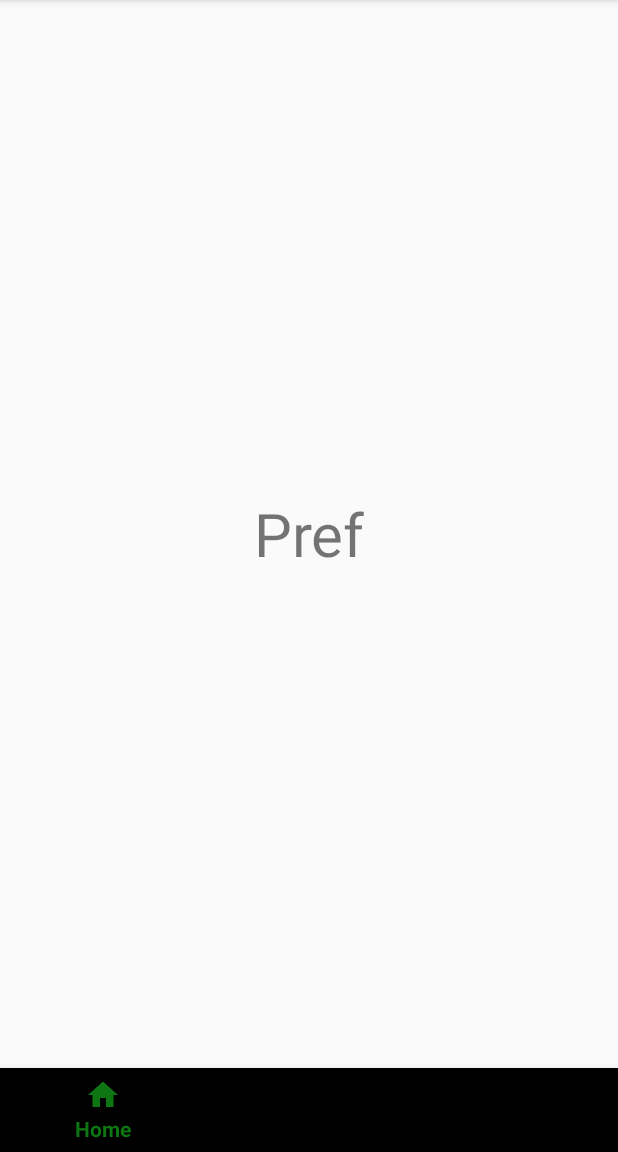
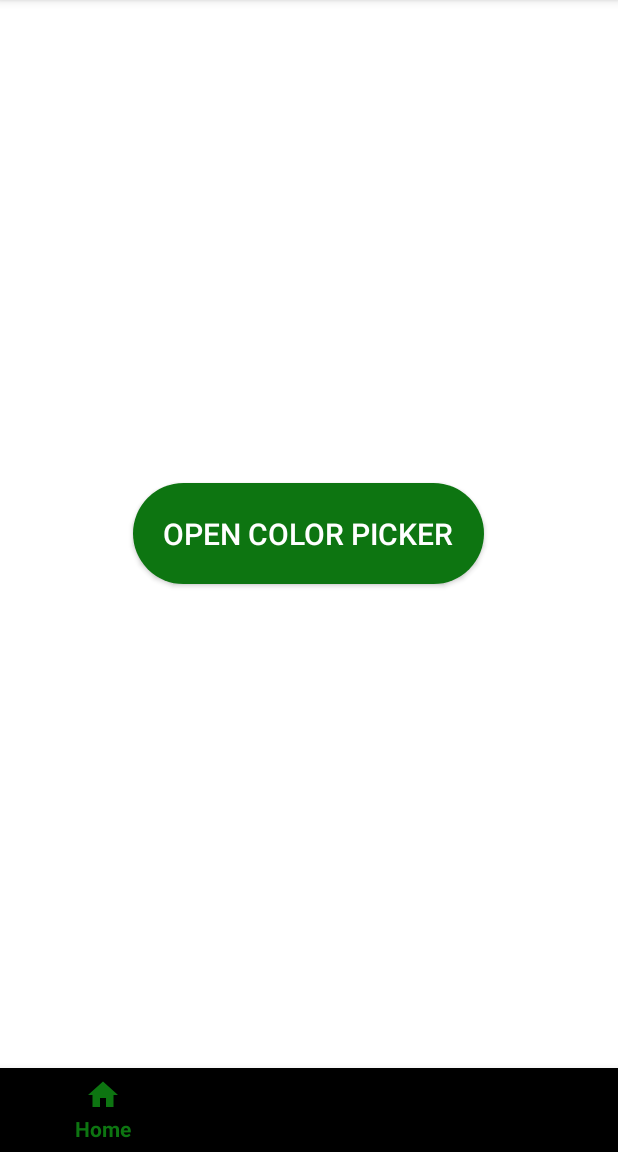
Before and after one commit to Kawyanethma/CensusApp, an Android app: the fragment PrefFragment placed in its activity, on a phone screen of 412 x 824 dp, the part 84-1236 px from its top. Run offline under Robolectric (Android 15) with nearby library versions, the phone set to English and light mode, and no system bars; libraries missing offline, so code that uses them is left out: yuku.ambilwarna; 1 statement that could not run was skipped.

Commit message:
color picker implementation is done.

```diff
--- a/app/build.gradle
+++ b/app/build.gradle
@@ -38,6 +38,7 @@ dependencies {
     implementation 'com.android.support.constraint:constraint-layout:2.0.4'
     implementation 'com.android.support:design:28.0.0'
     testImplementation 'junit:junit:4.13.2'
+    implementation 'com.github.yukuku:ambilwarna:2.0.1'
     androidTestImplementation 'com.android.support.test:runner:1.0.2'
     androidTestImplementation 'com.android.support.test.espresso:espresso-core:3.0.2'
 }
--- a/app/src/main/java/com/example/census_d_bce_21_0016/Home.java
+++ b/app/src/main/java/com/example/census_d_bce_21_0016/Home.java
@@ -1,22 +1,40 @@
 package com.example.census_d_bce_21_0016;
 
+import android.content.Intent;
+import android.content.SharedPreferences;
+import android.support.constraint.ConstraintLayout;
 import android.support.v4.app.Fragment;
 import android.support.v4.app.FragmentManager;
 import android.support.v4.app.FragmentTransaction;
+import android.support.v4.content.ContextCompat;
 import android.support.v7.app.AppCompatActivity;
 import android.os.Bundle;
+import android.view.View;
+import android.widget.Button;
 
 import com.example.census_d_bce_21_0016.databinding.ActivityHomeBinding;
 import com.example.census_d_bce_21_0016.databinding.ActivityMainBinding;
 
+import yuku.ambilwarna.AmbilWarnaDialog;
+
 public class Home extends AppCompatActivity {
-
+    ConstraintLayout mLayout;
+    int mDefultColor;
+    Button mbutton;
     ActivityHomeBinding binding;
     @Override
     protected void onCreate(Bundle savedInstanceState) {
         super.onCreate(savedInstanceState);
         binding = ActivityHomeBinding.inflate(getLayoutInflater());
         setContentView(binding.getRoot());
+
+        mLayout = (ConstraintLayout) findViewById(R.id.layout);
+        SharedPreferences sharedPreferences = getSharedPreferences("SharedPref",MODE_PRIVATE);
+        mDefultColor = sharedPreferences.getInt("color",0);
+        if (mDefultColor==0)
+             mDefultColor = ContextCompat.getColor(Home.this ,R.color.white);
+
+        mLayout.setBackgroundColor(mDefultColor);
 
         repalceFragment(new HomeFragment());
 
@@ -29,11 +47,37 @@ public class Home extends AppCompatActivity {
                     repalceFragment(new DataFragment());
                     break;
                 case R.id.pref:
-                    repalceFragment(new PrefFragment());
+                    openColorPicker();
+//                    repalceFragment(new PrefFragment());
                     break;
             }
             return true;
         });
+    }
+
+    public void openColorPicker() {
+        AmbilWarnaDialog colorPicker = new AmbilWarnaDialog(this, mDefultColor, new AmbilWarnaDialog.OnAmbilWarnaListener() {
+            @Override
+            public void onCancel(AmbilWarnaDialog dialog) {
+                Intent intent = new Intent(Home.this,Home.class);
+                startActivity(intent);
+                finish();
+            }
+
+            @Override
+            public void onOk(AmbilWarnaDialog dialog, int color) {
+                mDefultColor = color;
+                mLayout.setBackgroundColor(mDefultColor);
+                SharedPreferences sharedPreferences = getSharedPreferences("SharedPref",MODE_PRIVATE);
+                SharedPreferences.Editor editor = sharedPreferences.edit();
+                editor.putInt("color",mDefultColor);
+                editor.apply();
+                Intent intent = new Intent(Home.this,Home.class);
+                startActivity(intent);
+                finish();
+            }
+        });
+        colorPicker.show();
     }
 
     private void repalceFragment(Fragment fragment){
@@ -42,4 +86,6 @@ public class Home extends AppCompatActivity {
         fragmentTransaction.replace(R.id.frameLayout,fragment);
         fragmentTransaction.commit();
     }
+
+
 }
--- a/app/src/main/java/com/example/census_d_bce_21_0016/Login.java
+++ b/app/src/main/java/com/example/census_d_bce_21_0016/Login.java
@@ -26,8 +26,7 @@ public class Login extends AppCompatActivity {
         editText = (EditText) findViewById(R.id.loginPassword);
         SharedPreferences sharedPreferences = getSharedPreferences("SharedPref",MODE_PRIVATE);
         password = sharedPreferences.getString("password","");
-        System.out.println(password);
-        System.out.println("hello");
+
         if(password.equals(editText.getText().toString())){
             Intent intent = new Intent(Login.this,Home.class);
             startActivity(intent);
--- a/app/src/main/java/com/example/census_d_bce_21_0016/MainActivity.java
+++ b/app/src/main/java/com/example/census_d_bce_21_0016/MainActivity.java
@@ -18,7 +18,7 @@ public class MainActivity extends AppCompatActivity {
         Objects.requireNonNull(getSupportActionBar()).hide();
 
         //check registered or not
-        Register reg = new Register();
+
         SharedPreferences sharedPreferences = getSharedPreferences("SharedPref",MODE_PRIVATE);
         registered = sharedPreferences.getBoolean("REGISTERED",false);
         new Handler().postDelayed(new Runnable() {
--- a/app/src/main/java/com/example/census_d_bce_21_0016/PrefFragment.java
+++ b/app/src/main/java/com/example/census_d_bce_21_0016/PrefFragment.java
@@ -1,62 +1,28 @@
 package com.example.census_d_bce_21_0016;
 
+import android.content.Context;
 import android.os.Bundle;
+import android.support.constraint.ConstraintLayout;
 import android.support.v4.app.Fragment;
+import android.support.v4.content.ContextCompat;
 import android.view.LayoutInflater;
 import android.view.View;
 import android.view.ViewGroup;
+import android.widget.Button;
 
-/**
- * A simple {@link Fragment} subclass.
- * Use the {@link PrefFragment#newInstance} factory method to
- * create an instance of this fragment.
- */
+
 public class PrefFragment extends Fragment {
 
     // TODO: Rename parameter arguments, choose names that match
     // the fragment initialization parameters, e.g. ARG_ITEM_NUMBER
-    private static final String ARG_PARAM1 = "param1";
-    private static final String ARG_PARAM2 = "param2";
-
-    // TODO: Rename and change types of parameters
-    private String mParam1;
-    private String mParam2;
-
-    public PrefFragment() {
-        // Required empty public constructor
-    }
-
-    /**
-     * Use this factory method to create a new instance of
-     * this fragment using the provided parameters.
-     *
-     * @param param1 Parameter 1.
-     * @param param2 Parameter 2.
-     * @return A new instance of fragment PrefFragment.
-     */
-    // TODO: Rename and change types and number of parameters
-    public static PrefFragment newInstance(String param1, String param2) {
-        PrefFragment fragment = new PrefFragment();
-        Bundle args = new Bundle();
-        args.putString(ARG_PARAM1, param1);
-        args.putString(ARG_PARAM2, param2);
-        fragment.setArguments(args);
-        return fragment;
-    }
-
-    @Override
-    public void onCreate(Bundle savedInstanceState) {
-        super.onCreate(savedInstanceState);
-        if (getArguments() != null) {
-            mParam1 = getArguments().getString(ARG_PARAM1);
-            mParam2 = getArguments().getString(ARG_PARAM2);
-        }
-    }
+Button button;
 
     @Override
     public View onCreateView(LayoutInflater inflater, ViewGroup container,
                              Bundle savedInstanceState) {
         // Inflate the layout for this fragment
-        return inflater.inflate(R.layout.fragment_pref, container, false);
+        View v = inflater.inflate(R.layout.fragment_pref, container, false);
+        return v;
     }
+
 }
--- a/app/src/main/res/layout/activity_home.xml
+++ b/app/src/main/res/layout/activity_home.xml
@@ -4,9 +4,10 @@
     xmlns:tools="http://schemas.android.com/tools"
     android:layout_width="match_parent"
     android:layout_height="match_parent"
+    android:id="@+id/layout"
     tools:context=".Home">
 
-    <FrameLayout
+     <FrameLayout
         android:id="@+id/frameLayout"
         android:layout_width="0dp"
         android:layout_height="0dp"
--- a/app/src/main/res/layout/fragment_home.xml
+++ b/app/src/main/res/layout/fragment_home.xml
@@ -9,8 +9,8 @@
     <TextView
         android:layout_width="match_parent"
         android:layout_height="match_parent"
-        android:text="Home"
+        android:text="This App develpoed by\nWMK Walisundara\n(D/BCE/21/0016)"
         android:gravity="center"
-        android:textSize="40sp"/>
+        android:textSize="25dp"/>
 
 </FrameLayout>
--- a/app/src/main/res/layout/fragment_pref.xml
+++ b/app/src/main/res/layout/fragment_pref.xml
@@ -3,14 +3,20 @@
     xmlns:tools="http://schemas.android.com/tools"
     android:layout_width="match_parent"
     android:layout_height="match_parent"
+    android:id="@+id/layout"
     tools:context=".PrefFragment">
 
     <!-- TODO: Update blank fragment layout -->
-    <TextView
-        android:layout_width="match_parent"
-        android:layout_height="match_parent"
-        android:text="Pref"
-        android:textSize="40sp"
-        android:gravity="center"/>
+    <Button
+        android:id="@+id/button"
+        android:layout_width="wrap_content"
+        android:layout_height="wrap_content"
+        android:text="Open color picker"
+        android:textSize="20dp"
+        android:onClick="onclick"
+        android:background="@drawable/rounded_corner"
+        android:padding="20dp"
+        android:textColor="@color/white"
+        android:layout_gravity="center"/>
 
 </FrameLayout>
```
Also changed, not shown: build.gradle (line endings or trailing spaces).
